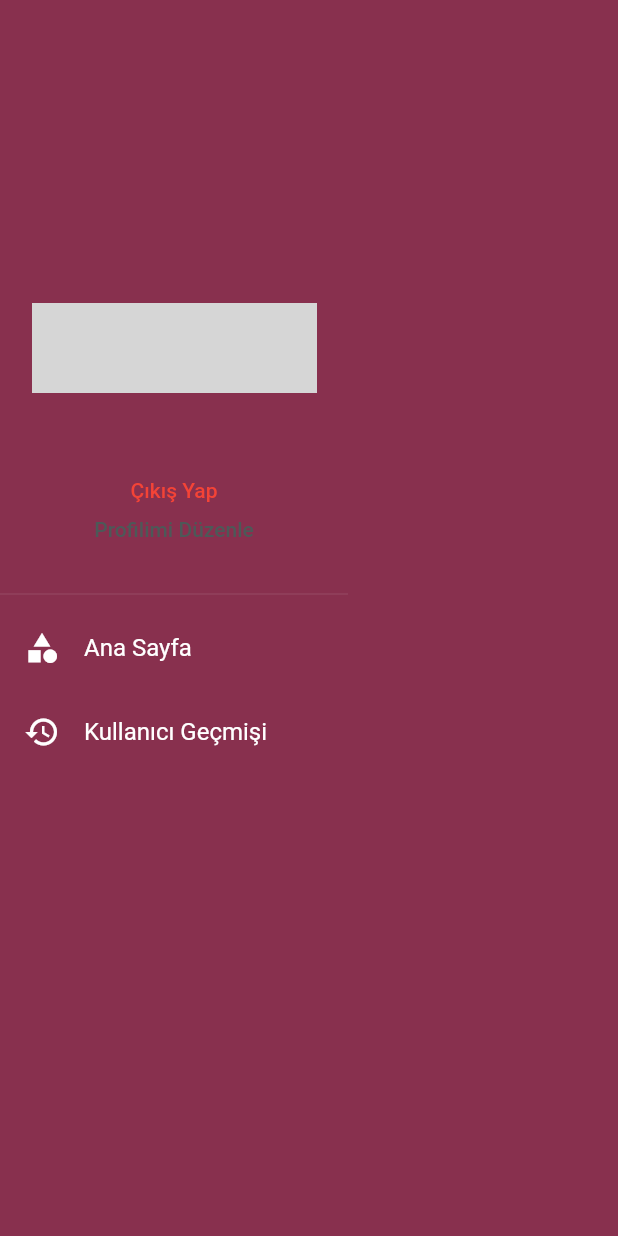
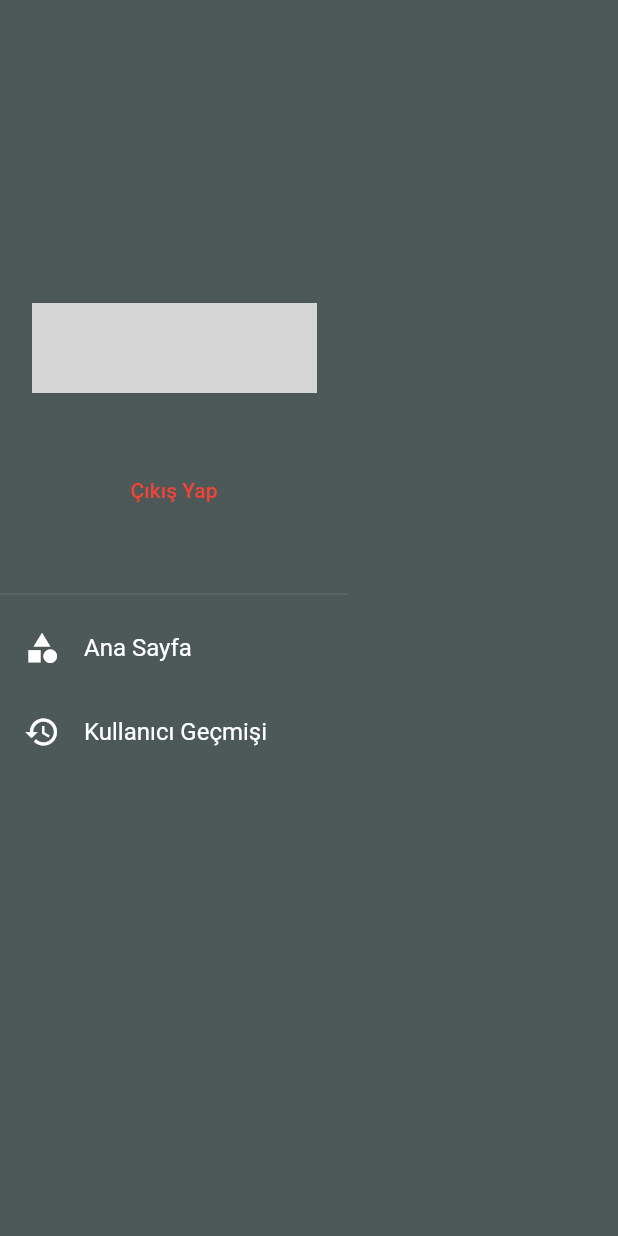
Before and after one commit to fersuekinci/OUA-bootcamp, a Flutter app: the MenuPage screen opened directly with empty values, on a phone screen of 412 x 824 dp. Run offline on Flutter 3.47's test engine with Material 2 defaults, Android fonts, the phone set to English and light mode, and no system bars; our stand-ins replace carousel_slider, cloud_firestore, firebase_auth, firebase_core, flutter_datetime_picker, flutter_riverpod and 12 more; missing offline and left inert: add_2_calendar, flutter_auth_ui, ntp; accounts and stored records are empty; network calls fail; project files that could hold a hidden picture were left out; grey boxes are pictures that could not be loaded.

```diff
--- a/lib/pages/category_page.dart
+++ b/lib/pages/category_page.dart
@@ -44,7 +44,6 @@ class CategoryPage extends ConsumerWidget {
     } else if (FirebaseAuth.instance.currentUser?.email != null) {
       return AppBar(
           leading: MenuWidget(),
-          automaticallyImplyLeading: false,
           title: Text(
             appbarTitle,
             style: const TextStyle(
@@ -104,7 +103,6 @@ class CategoryPage extends ConsumerWidget {
                     if (FirebaseAuth.instance.currentUser == null)
                       GestureDetector(
                         onTap: () {
-
                           //FirebaseAuth.instance.signOut();
                           //print(FirebaseAuth.instance.currentUser!.email.toString());
                         },
--- a/lib/pages/menu_page.dart
+++ b/lib/pages/menu_page.dart
@@ -29,7 +29,7 @@ class MenuPage extends ConsumerWidget {
     return Theme(
       data: ThemeData.dark(),
       child: Scaffold(
-        backgroundColor: kSecondColor,
+        backgroundColor: kFourthColor,
         body: SafeArea(
             child: Column(
           crossAxisAlignment: CrossAxisAlignment.start,
--- a/pubspec.yaml
+++ b/pubspec.yaml
@@ -34,7 +34,7 @@ dependencies:
   carousel_slider: ^4.1.1
 
   #Drawer eklentisi
-  flutter_zoom_drawer: ^3.0.2
+  flutter_zoom_drawer: ^1.0.5
 
   #Firebase eklentileri
   cloud_firestore: ^3.1.15
```
Also changed, not shown: lib/pages/home_page.dart (+5 -5 lines), pubspec.lock.
